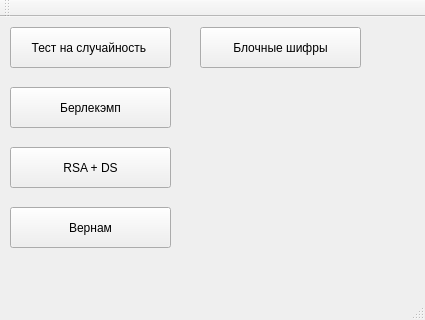
Qt form VIII/KMZI/qt_version/project/mainwindow.ui (NatVo/university) before a commit.
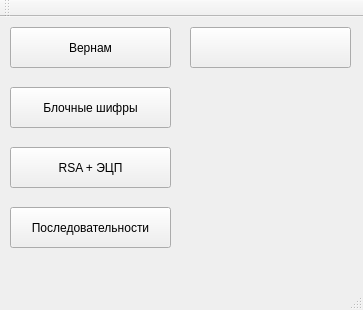
The same form after that commit.

```diff
--- a/VIII/KMZI/qt_version/project/mainwindow.ui
+++ b/VIII/KMZI/qt_version/project/mainwindow.ui
@@ -6,8 +6,8 @@
    <rect>
     <x>0</x>
     <y>0</y>
-    <width>425</width>
-    <height>320</height>
+    <width>363</width>
+    <height>310</height>
    </rect>
   </property>
   <property name="windowTitle">
@@ -18,26 +18,26 @@
     <property name="geometry">
      <rect>
       <x>10</x>
-      <y>10</y>
+      <y>190</y>
       <width>161</width>
       <height>41</height>
      </rect>
     </property>
     <property name="text">
-     <string>Тест на случайность </string>
+     <string>Последовательности</string>
     </property>
    </widget>
    <widget class="QPushButton" name="ButtonBerlikamp">
     <property name="geometry">
      <rect>
-      <x>10</x>
-      <y>70</y>
+      <x>190</x>
+      <y>10</y>
       <width>161</width>
       <height>41</height>
      </rect>
     </property>
     <property name="text">
-     <string>Берлекэмп</string>
+     <string/>
     </property>
    </widget>
    <widget class="QPushButton" name="ButtonRSA">
@@ -50,14 +50,14 @@
      </rect>
     </property>
     <property name="text">
-     <string>RSA + DS</string>
+     <string>RSA + ЭЦП</string>
     </property>
    </widget>
    <widget class="QPushButton" name="ButtonVernam">
     <property name="geometry">
      <rect>
       <x>10</x>
-      <y>190</y>
+      <y>10</y>
       <width>161</width>
       <height>41</height>
      </rect>
@@ -69,8 +69,8 @@
    <widget class="QPushButton" name="ButtonVernam_2">
     <property name="geometry">
      <rect>
-      <x>200</x>
-      <y>10</y>
+      <x>10</x>
+      <y>70</y>
       <width>161</width>
       <height>41</height>
      </rect>
```
Left out of the diff: 6 changed lines with no effect on the pictures.
